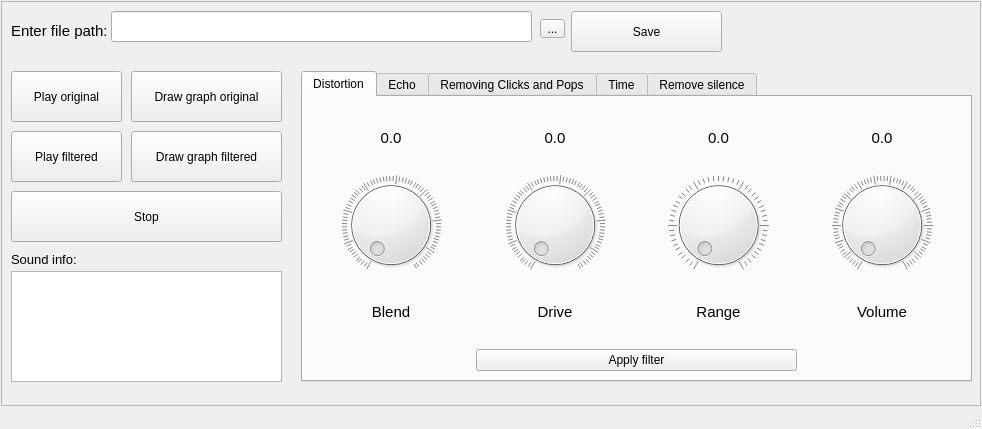
The window that ui/mainForm.ui (Andrew-Garanin/AudioDigitalFiltering) describes before a commit, drawn with Qt 5.
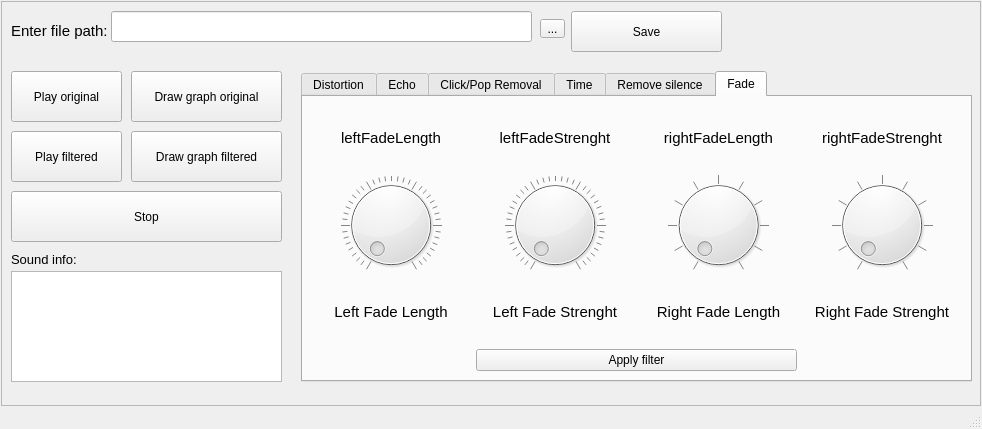
The same window after the commit. Icons and pictures are not drawn.

Commit message: Add a ui for fade filter

Diff of the .ui file:
```diff
--- a/ui/mainForm.ui
+++ b/ui/mainForm.ui
@@ -82,7 +82,7 @@
         </rect>
        </property>
        <property name="currentIndex">
-        <number>0</number>
+        <number>5</number>
        </property>
        <widget class="QWidget" name="tab_2">
         <attribute name="title">
@@ -515,7 +515,7 @@
        </widget>
        <widget class="QWidget" name="tab_4">
         <attribute name="title">
-         <string>Removing Clicks and Pops</string>
+         <string>Click/Pop Removal</string>
         </attribute>
         <layout class="QGridLayout" name="gridLayout_8">
          <item row="0" column="0">
@@ -934,6 +934,299 @@
          </item>
         </layout>
        </widget>
+       <widget class="QWidget" name="tab_6">
+        <attribute name="title">
+         <string>Fade</string>
+        </attribute>
+        <layout class="QGridLayout" name="gridLayout_13">
+         <item row="0" column="0">
+          <layout class="QGridLayout" name="gridLayout_12">
+           <property name="horizontalSpacing">
+            <number>6</number>
+           </property>
+           <item row="2" column="1">
+            <widget class="QLabel" name="leftFadeStrenghtLabel">
+             <property name="font">
+              <font>
+               <pointsize>11</pointsize>
+              </font>
+             </property>
+             <property name="text">
+              <string>Left Fade Strenght</string>
+             </property>
+             <property name="alignment">
+              <set>Qt::AlignCenter</set>
+             </property>
+            </widget>
+           </item>
+           <item row="1" column="1">
+            <widget class="QDial" name="leftFadeStrenghtWheel">
+             <property name="sizePolicy">
+              <sizepolicy hsizetype="Expanding" vsizetype="Preferred">
+               <horstretch>0</horstretch>
+               <verstretch>0</verstretch>
+              </sizepolicy>
+             </property>
+             <property name="maximum">
+              <number>400</number>
+             </property>
+             <property name="singleStep">
+              <number>1</number>
+             </property>
+             <property name="pageStep">
+              <number>16</number>
+             </property>
+             <property name="orientation">
+              <enum>Qt::Horizontal</enum>
+             </property>
+             <property name="notchTarget">
+              <double>10.000000000000000</double>
+             </property>
+             <property name="notchesVisible">
+              <bool>true</bool>
+             </property>
+            </widget>
+           </item>
+           <item row="1" column="2">
+            <widget class="QDial" name="rightFadeLengthWheel">
+             <property name="sizePolicy">
+              <sizepolicy hsizetype="Expanding" vsizetype="Preferred">
+               <horstretch>0</horstretch>
+               <verstretch>0</verstretch>
+              </sizepolicy>
+             </property>
+             <property name="maximum">
+              <number>100</number>
+             </property>
+             <property name="singleStep">
+              <number>1</number>
+             </property>
+             <property name="pageStep">
+              <number>5</number>
+             </property>
+             <property name="orientation">
+              <enum>Qt::Horizontal</enum>
+             </property>
+             <property name="notchTarget">
+              <double>10.000000000000000</double>
+             </property>
+             <property name="notchesVisible">
+              <bool>true</bool>
+             </property>
+            </widget>
+           </item>
+           <item row="0" column="1">
+            <widget class="QLabel" name="leftFadeStrenghtLabelValue">
+             <property name="sizePolicy">
+              <sizepolicy hsizetype="Preferred" vsizetype="Preferred">
+               <horstretch>0</horstretch>
+               <verstretch>0</verstretch>
+              </sizepolicy>
+             </property>
+             <property name="font">
+              <font>
+               <pointsize>11</pointsize>
+              </font>
+             </property>
+             <property name="focusPolicy">
+              <enum>Qt::NoFocus</enum>
+             </property>
+             <property name="text">
+              <string>leftFadeStrenght</string>
+             </property>
+             <property name="alignment">
+              <set>Qt::AlignCenter</set>
+             </property>
+            </widget>
+           </item>
+           <item row="2" column="0">
+            <widget class="QLabel" name="leftFadeLengthLable">
+             <property name="font">
+              <font>
+               <pointsize>11</pointsize>
+              </font>
+             </property>
+             <property name="text">
+              <string>Left Fade Length</string>
+             </property>
+             <property name="alignment">
+              <set>Qt::AlignCenter</set>
+             </property>
+            </widget>
+           </item>
+           <item row="1" column="0">
+            <widget class="QDial" name="leftFadeLengthWheel">
+             <property name="sizePolicy">
+              <sizepolicy hsizetype="Expanding" vsizetype="Preferred">
+               <horstretch>0</horstretch>
+               <verstretch>0</verstretch>
+              </sizepolicy>
+             </property>
+             <property name="maximum">
+              <number>400</number>
+             </property>
+             <property name="singleStep">
+              <number>1</number>
+             </property>
+             <property name="pageStep">
+              <number>16</number>
+             </property>
+             <property name="orientation">
+              <enum>Qt::Horizontal</enum>
+             </property>
+             <property name="notchTarget">
+              <double>10.000000000000000</double>
+             </property>
+             <property name="notchesVisible">
+              <bool>true</bool>
+             </property>
+            </widget>
+           </item>
+           <item row="0" column="0">
+            <widget class="QLabel" name="leftFadeLengthLableValue">
+             <property name="sizePolicy">
+              <sizepolicy hsizetype="Preferred" vsizetype="Preferred">
+               <horstretch>0</horstretch>
+               <verstretch>0</verstretch>
+              </sizepolicy>
+             </property>
+             <property name="font">
+              <font>
+               <pointsize>11</pointsize>
+              </font>
+             </property>
+             <property name="focusPolicy">
+              <enum>Qt::NoFocus</enum>
+             </property>
+             <property name="text">
+              <string>leftFadeLength</string>
+             </property>
+             <property name="alignment">
+              <set>Qt::AlignCenter</set>
+             </property>
+            </widget>
+           </item>
+           <item row="2" column="2">
+            <widget class="QLabel" name="rightFadeLengthLable">
+             <property name="font">
+              <font>
+               <pointsize>11</pointsize>
+              </font>
+             </property>
+             <property name="text">
+              <string>Right Fade Length</string>
+             </property>
+             <property name="alignment">
+              <set>Qt::AlignCenter</set>
+             </property>
+            </widget>
+           </item>
+           <item row="0" column="2">
+            <widget class="QLabel" name="rightFadeLengthLableValue">
+             <property name="sizePolicy">
+              <sizepolicy hsizetype="Expanding" vsizetype="Preferred">
+               <horstretch>0</horstretch>
+               <verstretch>0</verstretch>
+              </sizepolicy>
+             </property>
+             <property name="font">
+              <font>
+               <pointsize>11</pointsize>
+              </font>
+             </property>
+             <property name="text">
+              <string>rightFadeLength</string>
+             </property>
+             <property name="alignment">
+              <set>Qt::AlignCenter</set>
+             </property>
+            </widget>
+           </item>
+           <item row="2" column="3">
+            <widget class="QLabel" name="rightFadeStrenghtLabel">
+             <property name="font">
+              <font>
+               <pointsize>11</pointsize>
+              </font>
+             </property>
+             <property name="text">
+              <string>Right Fade Strenght</string>
+             </property>
+             <property name="alignment">
+              <set>Qt::AlignCenter</set>
+             </property>
+            </widget>
+           </item>
+           <item row="1" column="3">
+            <widget class="QDial" name="rightFadeStrenghtWheel">
+             <property name="sizePolicy">
+              <sizepolicy hsizetype="Expanding" vsizetype="Preferred">
+               <horstretch>0</horstretch>
+               <verstretch>0</verstretch>
+              </sizepolicy>
+             </property>
+             <property name="maximum">
+              <number>100</number>
+             </property>
+             <property name="singleStep">
+              <number>1</number>
+             </property>
+             <property name="pageStep">
+              <number>5</number>
+             </property>
+             <property name="orientation">
+              <enum>Qt::Horizontal</enum>
+             </property>
+             <property name="notchTarget">
+              <double>10.000000000000000</double>
+             </property>
+             <property name="notchesVisible">
+              <bool>true</bool>
+             </property>
+            </widget>
+           </item>
+           <item row="0" column="3">
+            <widget class="QLabel" name="rightFadeStrenghtLabelValue">
+             <property name="sizePolicy">
+              <sizepolicy hsizetype="Expanding" vsizetype="Preferred">
+               <horstretch>0</horstretch>
+               <verstretch>0</verstretch>
+              </sizepolicy>
+             </property>
+             <property name="font">
+              <font>
+               <pointsize>11</pointsize>
+              </font>
+             </property>
+             <property name="text">
+              <string>rightFadeStrenght</string>
+             </property>
+             <property name="alignment">
+              <set>Qt::AlignCenter</set>
+             </property>
+            </widget>
+           </item>
+           <item row="3" column="1" colspan="2">
+            <widget class="QPushButton" name="buttonFilterFade">
+             <property name="text">
+              <string>Apply filter</string>
+             </property>
+             <property name="icon">
+              <iconset resource="../res/res_file.qrc">
+               <normaloff>:/icons/icons/music-svgrepo-com.svg</normaloff>:/icons/icons/music-svgrepo-com.svg</iconset>
+             </property>
+             <property name="iconSize">
+              <size>
+               <width>25</width>
+               <height>25</height>
+              </size>
+             </property>
+            </widget>
+           </item>
+          </layout>
+         </item>
+        </layout>
+       </widget>
       </widget>
       <widget class="QPushButton" name="buttonPlayFilteredSound">
        <property name="geometry">
```
The commit also changes 3 other files.
